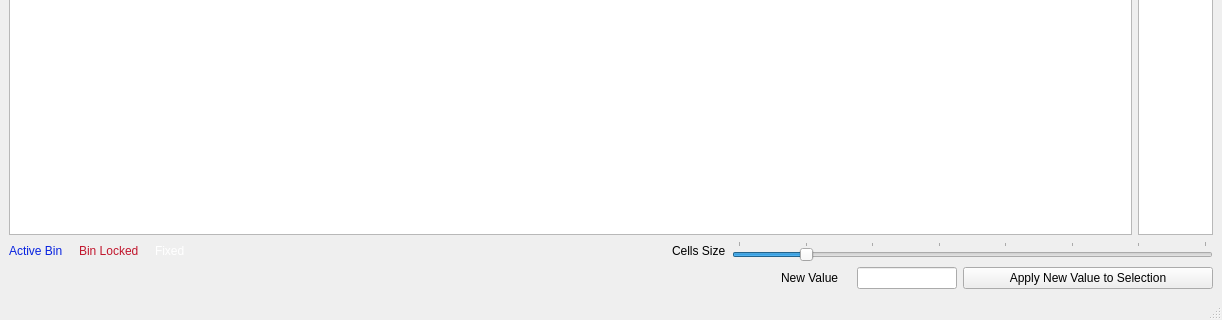
ornlneutronimaging/iBeatles, file designer/ui_fittingSetVariables.ui: the form before one commit; both pictures show x 0 to 1222 and y 452 to 772 of the 1222 by 772 pixel window.
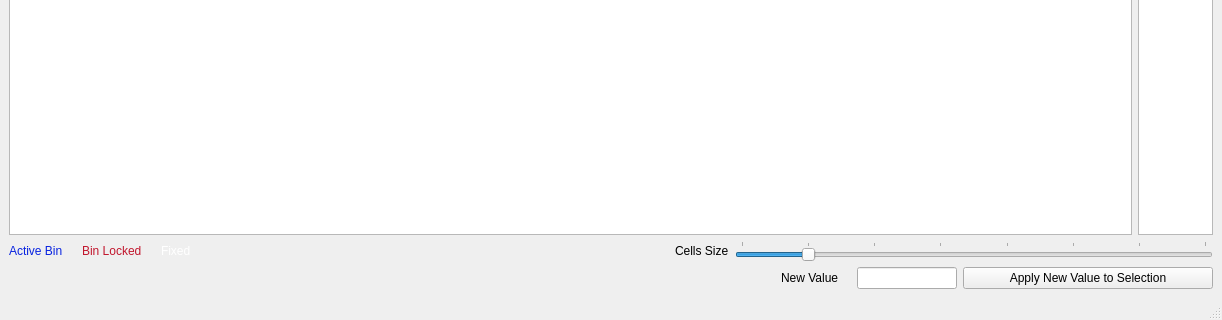
The form after the commit.

```diff
--- a/designer/ui_fittingSetVariables.ui
+++ b/designer/ui_fittingSetVariables.ui
@@ -304,7 +304,7 @@
       <item>
        <widget class="QLabel" name="label_4">
         <property name="text">
-         <string> </string>
+         <string/>
         </property>
        </widget>
       </item>
@@ -355,7 +355,7 @@
       <item>
        <widget class="QLabel" name="label_6">
         <property name="text">
-         <string> </string>
+         <string/>
         </property>
        </widget>
       </item>
```
Left out of the diff: 4 changed lines with no effect on the pictures.
